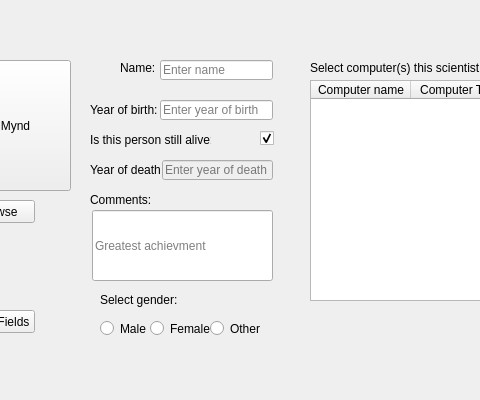
This is Hopur21Verkefni/MyComputerScienceList/ui/addcomputerscientist.ui in Hopur21/Hopur21 as Qt 5 draws it before an edit; both pictures show x 130 to 610 and y 0 to 400 of the 800 by 400 pixel window. The edited form follows.
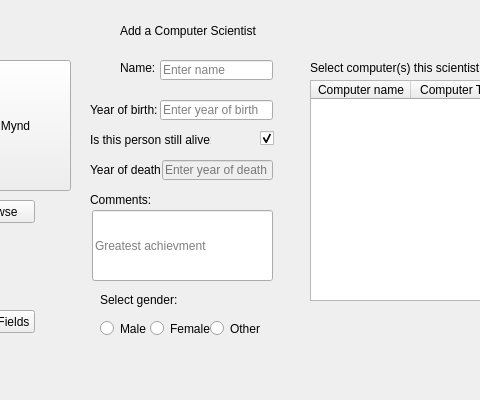
This is the edited form. Icons and pictures are not drawn.

Commit message: main window title and icon

The edit to the form file:
```diff
--- a/Hopur21Verkefni/MyComputerScienceList/ui/addcomputerscientist.ui
+++ b/Hopur21Verkefni/MyComputerScienceList/ui/addcomputerscientist.ui
@@ -306,6 +306,23 @@
      <string>Select computer(s) this scientist contributed to:</string>
     </property>
    </widget>
+   <widget class="QLabel" name="label_8">
+    <property name="geometry">
+     <rect>
+      <x>250</x>
+      <y>20</y>
+      <width>241</width>
+      <height>21</height>
+     </rect>
+    </property>
+    <property name="styleSheet">
+     <string notr="true">
+font: 75 14pt &quot;Trebuchet MS&quot;;</string>
+    </property>
+    <property name="text">
+     <string>Add a Computer Scientist</string>
+    </property>
+   </widget>
   </widget>
  </widget>
  <resources>
```
The commit also changes 7 other files.
